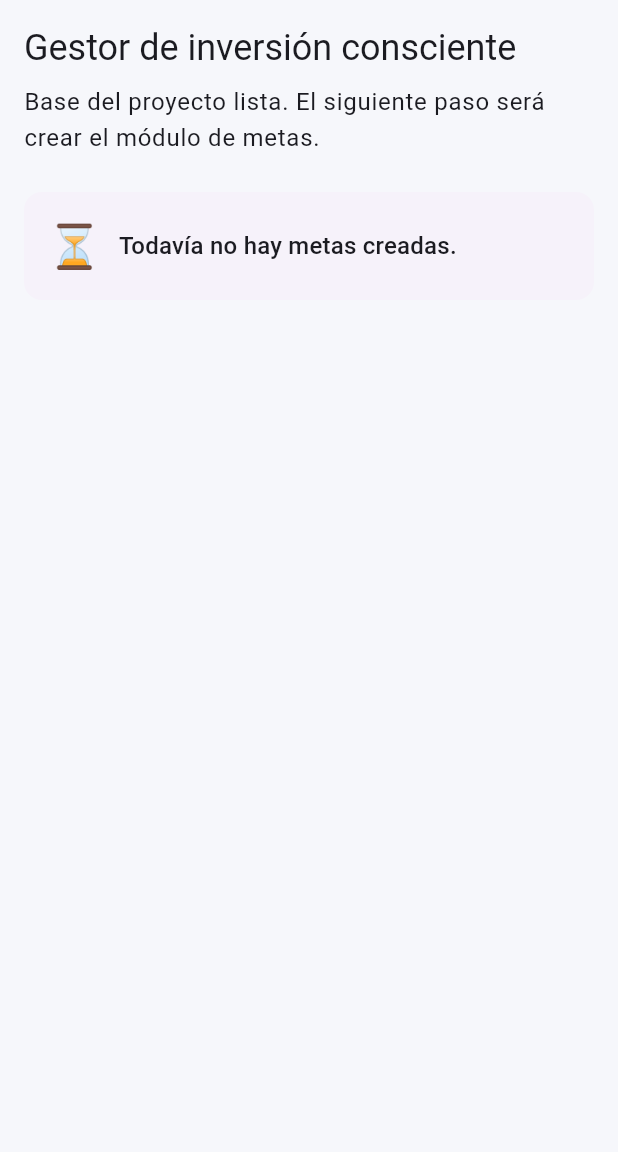
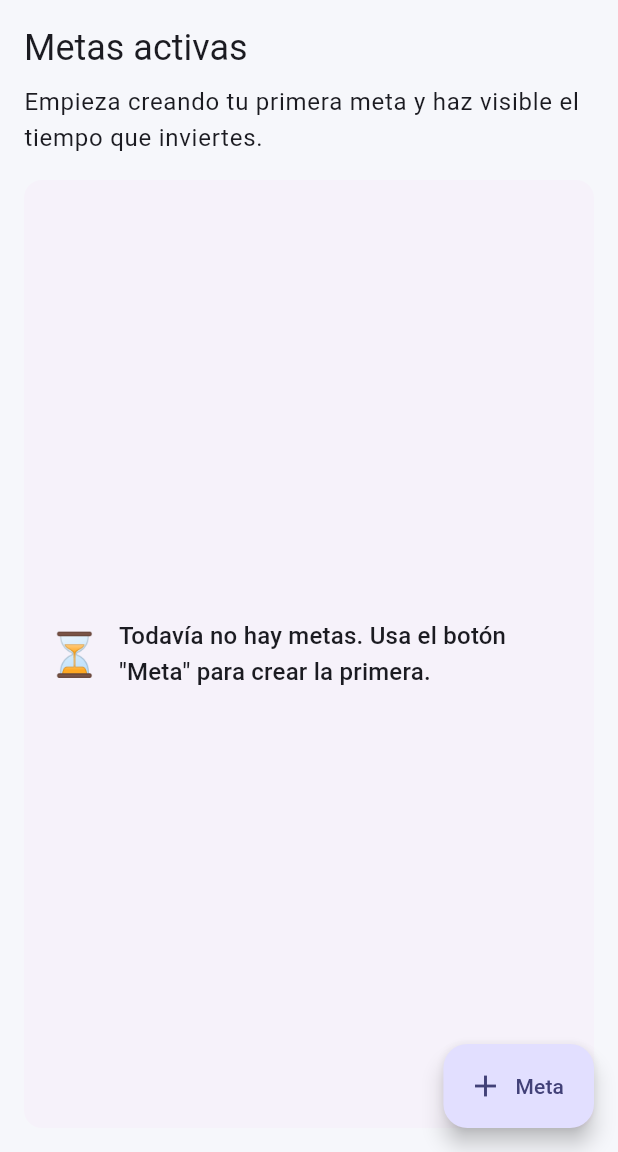
Before and after one commit to fernandomenes/timea_app, a Flutter app: the screen it shows after launch, on a phone screen of 412 x 824 dp, the part 84-1236 px from its top. Run offline on Flutter 3.47's test engine with Material 3 defaults, Android fonts, the phone set to English and light mode, and no system bars.

Commit message:
feat: add in-memory goals list and create-goal sheet

```diff
--- /dev/null
+++ b/lib/features/goals/domain/goal.dart
@@ -0,0 +1,25 @@
+class Goal {
+  const Goal({
+    required this.id,
+    required this.title,
+    required this.icon,
+    required this.startDate,
+    required this.trackTime,
+    required this.trackMoney,
+  });
+
+  final String id;
+  final String title;
+  final String icon;
+  final DateTime startDate;
+  final bool trackTime;
+  final bool trackMoney;
+
+  int get daysSinceStart {
+    final now = DateTime.now();
+    final today = DateTime(now.year, now.month, now.day);
+    final start = DateTime(startDate.year, startDate.month, startDate.day);
+
+    return today.difference(start).inDays + 1;
+  }
+}
--- a/lib/features/home/presentation/home_screen.dart
+++ b/lib/features/home/presentation/home_screen.dart
@@ -1,13 +1,46 @@
 import 'package:flutter/material.dart';
 
-class HomeScreen extends StatelessWidget {
+import '../../goals/domain/goal.dart';
+import '../../goals/presentation/create_goal_sheet.dart';
+import '../../goals/presentation/widgets/goal_card.dart';
+
+class HomeScreen extends StatefulWidget {
   const HomeScreen({super.key});
 
   @override
+  State<HomeScreen> createState() => _HomeScreenState();
+}
+
+class _HomeScreenState extends State<HomeScreen> {
+  final List<Goal> _goals = [];
+
+  Future<void> _openCreateGoalSheet() async {
+    final goal = await showModalBottomSheet<Goal>(
+      context: context,
+      isScrollControlled: true,
+      showDragHandle: true,
+      builder: (_) => const CreateGoalSheet(),
+    );
+
+    if (goal == null) return;
+
+    setState(() {
+      _goals.insert(0, goal);
+    });
+  }
+
+  @override
   Widget build(BuildContext context) {
+    final hasGoals = _goals.isNotEmpty;
+
     return Scaffold(
       appBar: AppBar(
         title: const Text('Timea'),
+      ),
+      floatingActionButton: FloatingActionButton.extended(
+        onPressed: _openCreateGoalSheet,
+        icon: const Icon(Icons.add),
+        label: const Text('Meta'),
       ),
       body: Padding(
         padding: const EdgeInsets.all(16),
@@ -15,16 +48,25 @@ class HomeScreen extends StatelessWidget {
           crossAxisAlignment: CrossAxisAlignment.start,
           children: [
             Text(
-              'Gestor de inversión consciente',
+              'Metas activas',
               style: Theme.of(context).textTheme.headlineSmall,
             ),
             const SizedBox(height: 8),
             Text(
-              'Base del proyecto lista. El siguiente paso será crear el módulo de metas.',
+              'Empieza creando tu primera meta y haz visible el tiempo que inviertes.',
               style: Theme.of(context).textTheme.bodyLarge,
             ),
-            const SizedBox(height: 24),
-            Card(
+            const SizedBox(height: 16),
+            Expanded(
+              child: hasGoals
+                  ? ListView.separated(
+                      itemCount: _goals.length,
+                      separatorBuilder: (_, _) => const SizedBox(height: 12),
+                      itemBuilder: (context, index) {
+                        return GoalCard(goal: _goals[index]);
+                      },
+                    )
+                  : Card(
                       child: Padding(
                         padding: const EdgeInsets.all(16),
                         child: Row(
@@ -36,11 +78,12 @@ class HomeScreen extends StatelessWidget {
                             const SizedBox(width: 12),
                             Expanded(
                               child: Text(
-                        'Todavía no hay metas creadas.',
+                                'Todavía no hay metas. Usa el botón "Meta" para crear la primera.',
                                 style: Theme.of(context).textTheme.titleMedium,
                               ),
                             ),
                           ],
+                        ),
                       ),
                     ),
             ),
```
Also changed, not shown: lib/features/goals/presentation/create_goal_sheet.dart (added, +209 -0 lines), lib/features/goals/presentation/widgets/goal_card.dart (added, +81 -0 lines). Lines whose indentation alone changed are shown as unchanged.
